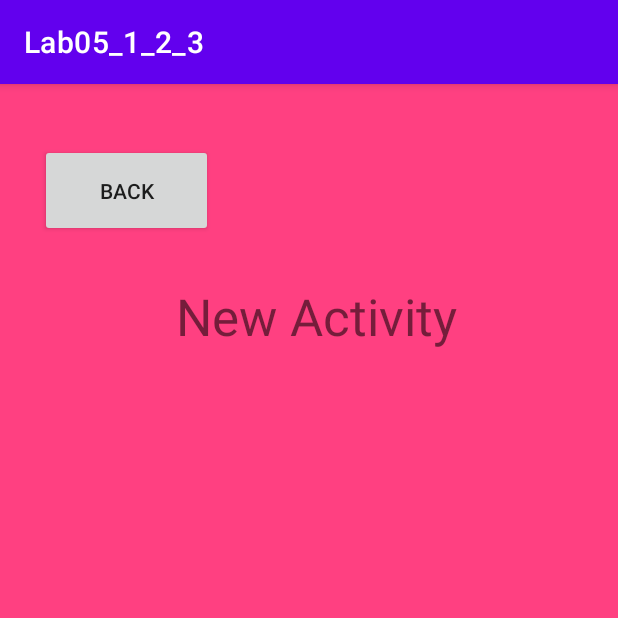
After one commit to AnhTrung732/NT118, an Android app: the Main2Activity screen opened directly, with no data from a screen before it, on a phone screen of 412 x 824 dp, the top half of it. The commit adds this screen. Run offline under Robolectric (Android 15) with nearby library versions, the phone set to English and light mode, and no system bars.

Commit message:
Finish Lab05

```diff
--- a/Lab05/Lab05_1_2/app/src/main/AndroidManifest.xml
+++ b/Lab05/Lab05_1_2/app/src/main/AndroidManifest.xml
@@ -22,6 +22,7 @@
                 <category android:name="android.intent.category.LAUNCHER" />
             </intent-filter>
         </activity>
+        <activity android:name=".Main2Activity" />
     </application>
 
 </manifest>
--- /dev/null
+++ b/Lab05/Lab05_1_2/app/src/main/java/com/example/lab05_1/Main2Activity.java
@@ -0,0 +1,30 @@
+package com.example.lab05_1;
+
+import android.content.Intent;
+import android.os.Bundle;
+import android.view.View;
+import android.widget.Button;
+
+import androidx.annotation.Nullable;
+import androidx.appcompat.app.AppCompatActivity;
+
+public class Main2Activity extends AppCompatActivity {
+    private Button btnBack;
+
+    @Override
+    protected void onCreate(@Nullable Bundle savedInstanceState) {
+        super.onCreate(savedInstanceState);
+        setContentView(R.layout.new_activity);
+
+        btnBack = (Button) findViewById(R.id.btnBack);
+        btnBack.setOnClickListener(new View.OnClickListener() {
+            @Override
+            public void onClick(View view) {
+                Intent iNewActivity_back = new Intent(Main2Activity.this, MainActivity.class);
+                startActivity(iNewActivity_back);
+
+                overridePendingTransition(R.anim.trans_right_in, R.anim.trans_right_out);
+            }
+        });
+    }
+}
--- /dev/null
+++ b/Lab05/Lab05_1_2/app/src/main/res/anim/trans_right_in.xml
@@ -0,0 +1,8 @@
+<?xml version="1.0" encoding="utf-8"?>
+<set xmlns:android="http://schemas.android.com/apk/res/android">
+
+    <translate
+        android:fromXDelta="-100%p"
+        android:toXDelta="0"
+        android:duration="@android:integer/config_longAnimTime"/>
+</set>
--- /dev/null
+++ b/Lab05/Lab05_1_2/app/src/main/res/anim/trans_right_out.xml
@@ -0,0 +1,7 @@
+<?xml version="1.0" encoding="utf-8"?>
+<set xmlns:android="http://schemas.android.com/apk/res/android">
+    <translate
+        android:fromXDelta="0"
+        android:toXDelta="100%p"
+        android:duration="@android:integer/config_longAnimTime"/>
+</set>
--- /dev/null
+++ b/Lab05/Lab05_1_2/app/src/main/res/layout/new_activity.xml
@@ -0,0 +1,33 @@
+<?xml version="1.0" encoding="utf-8"?>
+<androidx.constraintlayout.widget.ConstraintLayout xmlns:android="http://schemas.android.com/apk/res/android"
+    xmlns:app="http://schemas.android.com/apk/res-auto"
+    xmlns:tools="http://schemas.android.com/tools"
+    android:id="@+id/linearLayout"
+    android:layout_width="match_parent"
+    android:layout_height="match_parent"
+    android:background="@color/pink">
+
+    <androidx.appcompat.widget.AppCompatButton
+        android:id="@+id/btnBack"
+        android:layout_width="115dp"
+        android:layout_height="62dp"
+        android:layout_marginTop="40dp"
+        android:text="Back"
+        app:layout_constraintEnd_toEndOf="parent"
+        app:layout_constraintHorizontal_bias="0.09"
+        app:layout_constraintStart_toStartOf="parent"
+        app:layout_constraintTop_toTopOf="parent" />
+
+    <TextView
+        android:id="@+id/textView"
+        android:layout_width="wrap_content"
+        android:layout_height="wrap_content"
+        android:layout_marginStart="171dp"
+        android:layout_marginTop="132dp"
+        android:layout_marginEnd="162dp"
+        android:text="New Activity"
+        android:textSize="34sp"
+        app:layout_constraintEnd_toEndOf="parent"
+        app:layout_constraintStart_toStartOf="parent"
+        app:layout_constraintTop_toTopOf="parent" />
+</androidx.constraintlayout.widget.ConstraintLayout>
--- a/Lab05/Lab05_1_2/app/src/main/res/values/colors.xml
+++ b/Lab05/Lab05_1_2/app/src/main/res/values/colors.xml
@@ -7,4 +7,5 @@
     <color name="teal_700">#FF018786</color>
     <color name="black">#FF000000</color>
     <color name="white">#FFFFFFFF</color>
+    <color name="pink">#ff4081</color>
 </resources>
--- a/Lab05/Lab05_1_2/app/src/main/res/values/strings.xml
+++ b/Lab05/Lab05_1_2/app/src/main/res/values/strings.xml
@@ -1,5 +1,5 @@
 <resources>
-    <string name="app_name">Lab05_1_2</string>
+    <string name="app_name">Lab05_1_2_3</string>
     <string name="from_xml">From XMLFrom XML</string>
     <string name="from_code">From CODE</string>
     <string name="fade_in">Fade In</string>
```
Also changed, not shown: Lab05/Lab05_1_2/app/src/main/java/com/example/lab05_1/MainActivity.java (+11 -0 lines), Lab05/Lab05_1_2/app/src/main/res/anim/trans_left_in.xml (added, +7 -0 lines), Lab05/Lab05_1_2/app/src/main/res/anim/trans_left_out.xml (added, +7 -0 lines).
